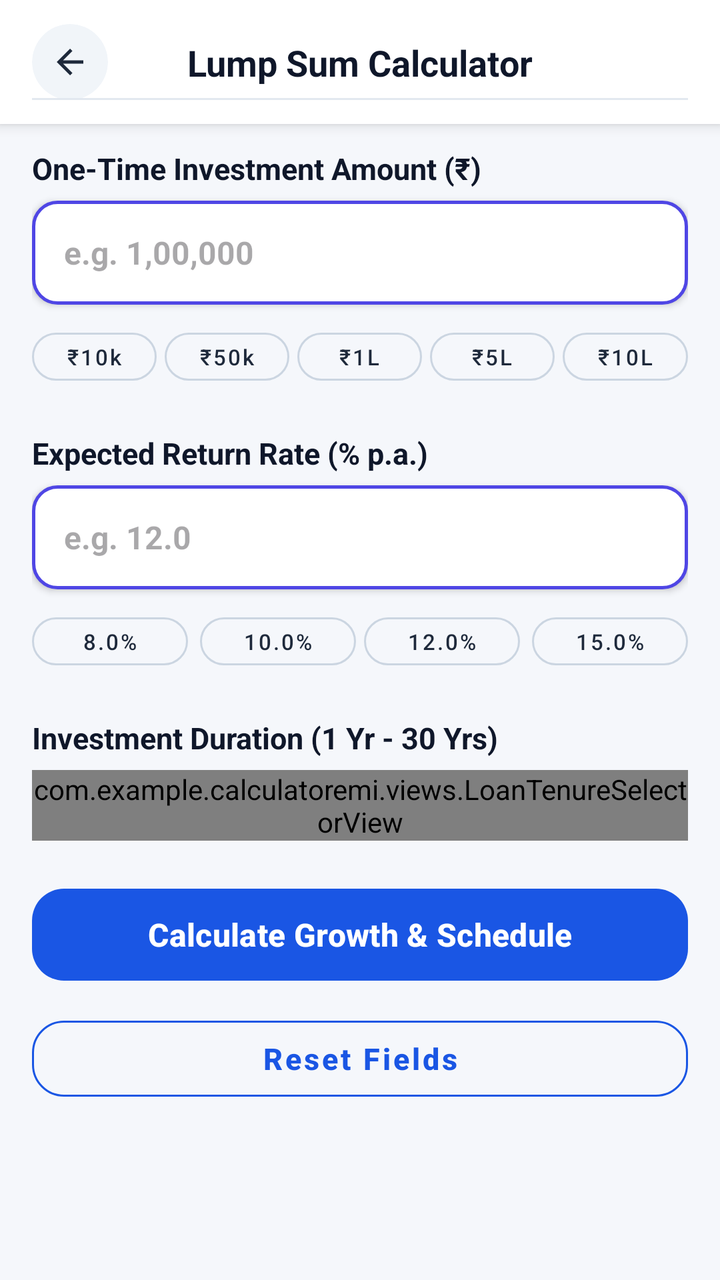
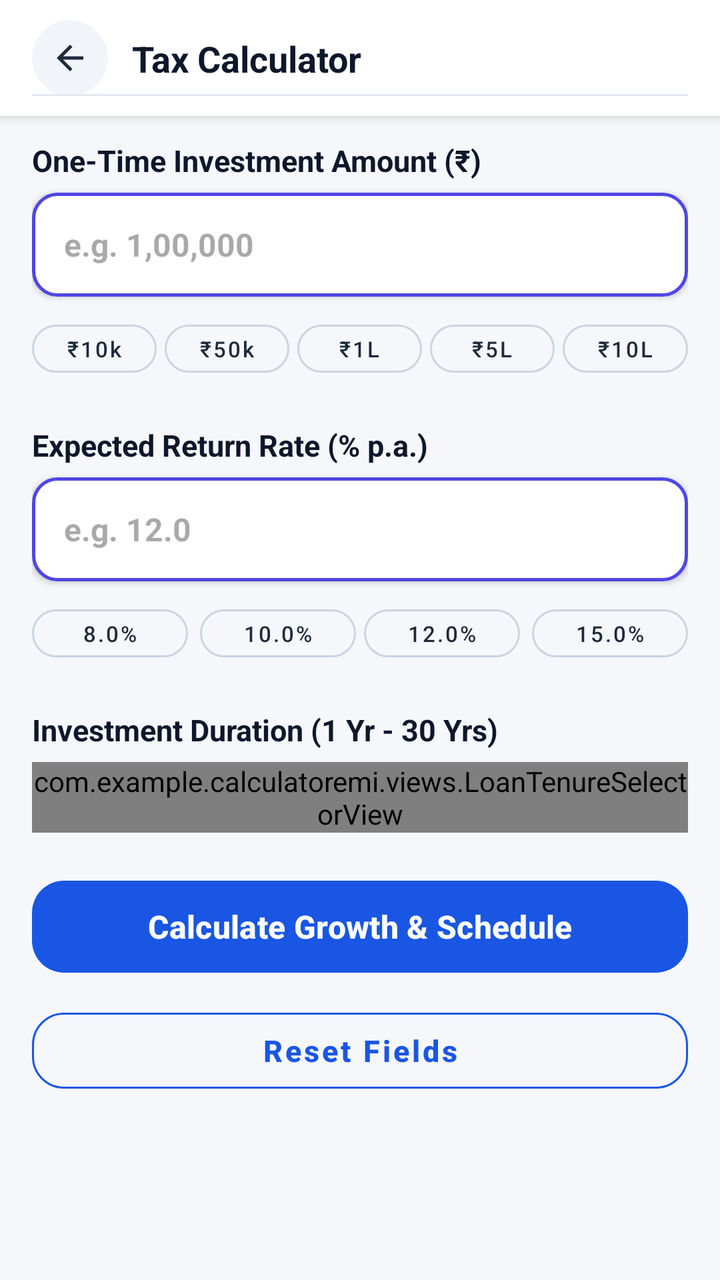

The first picture is an Android layout as it rendered before a commit; the second is the same layout after the commit. The layout source and the unified diff follow.
<!-- AndroidManifest.xml: application theme Theme.Calculatoremi -->
<!-- res/layout/activity_lumpsum_calculator.xml -->
<?xml version="1.0" encoding="utf-8"?>
<LinearLayout
    xmlns:android="http://schemas.android.com/apk/res/android"
    xmlns:app="http://schemas.android.com/apk/res-auto"
    android:layout_width="match_parent"
    android:layout_height="match_parent"
    android:background="#F5F7FB"
    android:orientation="vertical">

    
    <androidx.constraintlayout.widget.ConstraintLayout
        android:id="@+id/calculatorHeader"
        android:layout_width="match_parent"
        android:layout_height="wrap_content"
        android:minHeight="55dp"
        android:background="@android:color/white"
        android:elevation="4dp"
        android:paddingStart="16dp"
        android:paddingTop="12dp"
        android:paddingEnd="16dp"
        android:paddingBottom="12dp">

        <com.google.android.material.card.MaterialCardView
            android:id="@+id/btnBackContainer"
            android:layout_width="38dp"
            android:layout_height="38dp"
            app:cardBackgroundColor="#F1F5F9"
            app:cardCornerRadius="19dp"
            app:cardElevation="0dp"
            app:strokeWidth="0dp"
            app:layout_constraintBottom_toBottomOf="parent"
            app:layout_constraintStart_toStartOf="parent"
            app:layout_constraintTop_toTopOf="parent">

            <ImageView
                android:id="@+id/btnBack"
                android:layout_width="20dp"
                android:layout_height="20dp"
                android:layout_gravity="center"
                android:src="@drawable/ic_arrow_back"
                app:tint="#1E293B" />
        </com.google.android.material.card.MaterialCardView>

        <TextView
            android:id="@+id/txtTitle"
            android:layout_width="wrap_content"
            android:layout_height="wrap_content"
            android:text="Lump Sum Calculator"
            android:textColor="#0F172A"
            android:textSize="18sp"
            android:textStyle="bold"
            app:layout_constraintBottom_toBottomOf="parent"
            app:layout_constraintEnd_toEndOf="parent"
            app:layout_constraintStart_toStartOf="parent"
            app:layout_constraintTop_toTopOf="parent" />

        <View
            android:layout_width="match_parent"
            android:layout_height="1dp"
            android:background="#E2E8F0"
            app:layout_constraintBottom_toBottomOf="parent" />
    </androidx.constraintlayout.widget.ConstraintLayout>

    <androidx.core.widget.NestedScrollView
        android:id="@+id/scrollViewLumpsum"
        android:layout_width="match_parent"
        android:layout_height="0dp"
        android:layout_weight="1"
        android:clipToPadding="false"
        android:fillViewport="true"
        android:paddingBottom="36dp">

        <LinearLayout
            android:layout_width="match_parent"
            android:layout_height="wrap_content"
            android:orientation="vertical"
            android:paddingHorizontal="@dimen/screen_padding"
            android:paddingTop="12dp">

            
            <TextView
                android:layout_width="wrap_content"
                android:layout_height="wrap_content"
                android:layout_marginBottom="6dp"
                android:text="One-Time Investment Amount (₹)"
                android:textColor="#0F172A"
                android:textSize="15sp"
                android:textStyle="bold" />

            <EditText
                android:id="@+id/etLumpsumAmount"
                android:layout_width="match_parent"
                android:layout_height="52dp"
                android:background="@drawable/numeric_input_border"
                android:elevation="2dp"
                android:hint="e.g. 1,00,000"
                android:inputType="numberDecimal"
                android:paddingHorizontal="16dp"
                android:textColor="#0F172A"
                android:textSize="16sp"
                android:textStyle="bold" />

            
            <LinearLayout
                android:layout_width="match_parent"
                android:layout_height="wrap_content"
                android:layout_marginTop="8dp"
                android:layout_marginBottom="20dp"
                android:orientation="horizontal"
                android:weightSum="5">

                <com.google.android.material.button.MaterialButton
                    android:id="@+id/chipLump10k"
                    style="@style/Widget.MaterialComponents.Button.OutlinedButton"
                    android:layout_width="0dp"
                    android:layout_height="36dp"
                    android:layout_weight="1"
                    android:layout_marginEnd="2dp"
                    android:padding="0dp"
                    android:text="₹10k"
                    android:textAllCaps="false"
                    android:textColor="#1E293B"
                    android:textSize="11sp"
                    app:strokeColor="#CBD5E1"
                    app:cornerRadius="18dp" />

                <com.google.android.material.button.MaterialButton
                    android:id="@+id/chipLump50k"
                    style="@style/Widget.MaterialComponents.Button.OutlinedButton"
                    android:layout_width="0dp"
                    android:layout_height="36dp"
                    android:layout_weight="1"
                    android:layout_marginHorizontal="2dp"
                    android:padding="0dp"
                    android:text="₹50k"
                    android:textAllCaps="false"
                    android:textColor="#1E293B"
                    android:textSize="11sp"
                    app:strokeColor="#CBD5E1"
                    app:cornerRadius="18dp" />

                <com.google.android.material.button.MaterialButton
                    android:id="@+id/chipLump1L"
                    style="@style/Widget.MaterialComponents.Button.OutlinedButton"
                    android:layout_width="0dp"
                    android:layout_height="36dp"
                    android:layout_weight="1"
                    android:layout_marginHorizontal="2dp"
                    android:padding="0dp"
                    android:text="₹1L"
                    android:textAllCaps="false"
                    android:textColor="#1E293B"
                    android:textSize="11sp"
                    app:strokeColor="#CBD5E1"
                    app:cornerRadius="18dp" />

                <com.google.android.material.button.MaterialButton
                    android:id="@+id/chipLump5L"
                    style="@style/Widget.MaterialComponents.Button.OutlinedButton"
                    android:layout_width="0dp"
                    android:layout_height="36dp"
                    android:layout_weight="1"
                    android:layout_marginHorizontal="2dp"
                    android:padding="0dp"
                    android:text="₹5L"
                    android:textAllCaps="false"
                    android:textColor="#1E293B"
                    android:textSize="11sp"
                    app:strokeColor="#CBD5E1"
                    app:cornerRadius="18dp" />

                <com.google.android.material.button.MaterialButton
                    android:id="@+id/chipLump10L"
                    style="@style/Widget.MaterialComponents.Button.OutlinedButton"
                    android:layout_width="0dp"
                    android:layout_height="36dp"
                    android:layout_weight="1"
                    android:layout_marginStart="2dp"
                    android:padding="0dp"
                    android:text="₹10L"
                    android:textAllCaps="false"
                    android:textColor="#1E293B"
                    android:textSize="11sp"
                    app:strokeColor="#CBD5E1"
                    app:cornerRadius="18dp" />

            </LinearLayout>

            
            <TextView
                android:layout_width="wrap_content"
                android:layout_height="wrap_content"
                android:layout_marginBottom="6dp"
                android:text="Expected Return Rate (% p.a.)"
                android:textColor="#0F172A"
                android:textSize="15sp"
                android:textStyle="bold" />

            <EditText
                android:id="@+id/etLumpsumRate"
                android:layout_width="match_parent"
                android:layout_height="52dp"
                android:background="@drawable/numeric_input_border"
                android:elevation="2dp"
                android:hint="e.g. 12.0"
                android:inputType="numberDecimal"
                android:paddingHorizontal="16dp"
                android:textColor="#0F172A"
                android:textSize="16sp"
                android:textStyle="bold" />

            
            <LinearLayout
                android:layout_width="match_parent"
                android:layout_height="wrap_content"
                android:layout_marginTop="8dp"
                android:layout_marginBottom="20dp"
                android:orientation="horizontal"
                android:weightSum="4">

                <com.google.android.material.button.MaterialButton
                    android:id="@+id/chipRate8"
                    style="@style/Widget.MaterialComponents.Button.OutlinedButton"
                    android:layout_width="0dp"
                    android:layout_height="36dp"
                    android:layout_weight="1"
                    android:layout_marginEnd="4dp"
                    android:padding="0dp"
                    android:text="8.0%"
                    android:textAllCaps="false"
                    android:textColor="#1E293B"
                    android:textSize="11sp"
                    app:strokeColor="#CBD5E1"
                    app:cornerRadius="18dp" />

                <com.google.android.material.button.MaterialButton
                    android:id="@+id/chipRate10"
                    style="@style/Widget.MaterialComponents.Button.OutlinedButton"
                    android:layout_width="0dp"
                    android:layout_height="36dp"
                    android:layout_weight="1"
                    android:layout_marginHorizontal="2dp"
                    android:padding="0dp"
                    android:text="10.0%"
                    android:textAllCaps="false"
                    android:textColor="#1E293B"
                    android:textSize="11sp"
                    app:strokeColor="#CBD5E1"
                    app:cornerRadius="18dp" />

                <com.google.android.material.button.MaterialButton
                    android:id="@+id/chipRate12"
                    style="@style/Widget.MaterialComponents.Button.OutlinedButton"
                    android:layout_width="0dp"
                    android:layout_height="36dp"
                    android:layout_weight="1"
                    android:layout_marginHorizontal="2dp"
                    android:padding="0dp"
                    android:text="12.0%"
                    android:textAllCaps="false"
                    android:textColor="#1E293B"
                    android:textSize="11sp"
                    app:strokeColor="#CBD5E1"
                    app:cornerRadius="18dp" />

                <com.google.android.material.button.MaterialButton
                    android:id="@+id/chipRate15"
                    style="@style/Widget.MaterialComponents.Button.OutlinedButton"
                    android:layout_width="0dp"
                    android:layout_height="36dp"
                    android:layout_weight="1"
                    android:layout_marginStart="4dp"
                    android:padding="0dp"
                    android:text="15.0%"
                    android:textAllCaps="false"
                    android:textColor="#1E293B"
                    android:textSize="11sp"
                    app:strokeColor="#CBD5E1"
                    app:cornerRadius="18dp" />

            </LinearLayout>

            
            <RelativeLayout
                android:layout_width="match_parent"
                android:layout_height="wrap_content"
                android:layout_marginBottom="6dp">

                <TextView
                    android:id="@+id/txtLumpTermLabel"
                    android:layout_width="wrap_content"
                    android:layout_height="wrap_content"
                    android:layout_alignParentStart="true"
                    android:text="Investment Duration (1 Yr - 30 Yrs)"
                    android:textColor="#0F172A"
                    android:textSize="15sp"
                    android:textStyle="bold" />
            </RelativeLayout>

            <com.example.calculatoremi.views.LoanTenureSelectorView
                android:id="@+id/tenureSelector"
                android:layout_width="match_parent"
                android:layout_height="wrap_content"
                android:layout_marginBottom="20dp" />

            
            <com.google.android.material.button.MaterialButton
                android:id="@+id/btnCalculate"
                android:layout_width="match_parent"
                android:layout_height="54dp"
                android:text="Calculate Growth &amp; Schedule"
                android:textAllCaps="false"
                android:textSize="16sp"
                android:textStyle="bold"
                app:backgroundTint="#1A56E4"
                app:cornerRadius="16dp" />

            <com.google.android.material.button.MaterialButton
                android:id="@+id/btnReset"
                style="@style/Widget.MaterialComponents.Button.OutlinedButton"
                android:layout_width="match_parent"
                android:layout_height="50dp"
                android:layout_marginTop="10dp"
                android:text="Reset Fields"
                android:textAllCaps="false"
                android:textColor="#1A56E4"
                android:textSize="15sp"
                android:textStyle="bold"
                app:cornerRadius="16dp"
                app:strokeColor="#1A56E4" />

        </LinearLayout>
    </androidx.core.widget.NestedScrollView>

</LinearLayout>
<!-- resources referenced by this layout -->
<resources>
  <dimen name="screen_padding">16dp</dimen>
  <!-- drawable ic_arrow_back (drawable) -->
  <vector xmlns:android="http://schemas.android.com/apk/res/android"
      android:width="24dp"
      android:height="24dp"
      android:viewportWidth="960"
      android:viewportHeight="960">
    <path
        android:pathData="m313,520 l224,224 -57,56 -320,-320 320,-320 57,56 -224,224h487v80L313,520Z"
        android:fillColor="#e3e3e3"/>
  </vector>
  <!-- drawable numeric_input_border (drawable) -->
  <?xml version="1.0" encoding="utf-8"?>
  <shape xmlns:android="http://schemas.android.com/apk/res/android"
      android:shape="rectangle">
  
      <solid android:color="@color/white"/>
  
      <stroke
          android:width="1.5dp"
          android:color="#4F46E5"/>
  
      <corners android:radius="12dp"/>
  </shape>
  <style name="Theme.Calculatoremi" parent="Base.Theme.Calculatoremi" />
  <color name="white">#FFFFFFFF</color>
  <style name="Base.Theme.Calculatoremi" parent="Theme.Material3.DayNight.NoActionBar">
          <item name="android:statusBarColor">@android:color/transparent</item>
          <item name="android:navigationBarColor">@android:color/transparent</item>
          <item name="android:windowLightStatusBar">false</item>
          <item name="android:windowLightNavigationBar">true</item>
          <item name="colorPrimary">@color/primary</item>
          <item name="colorOnPrimary">#FFFFFF</item>
          <item name="colorSecondary">@color/gradient_accent</item>
          <item name="colorOnSecondary">#FFFFFF</item>
      </style>
  <color name="primary">#4F46E5</color>
  <color name="gradient_accent">#818CF8</color>
</resources>

<!-- the commit's change to res/layout/activity_lumpsum_calculator.xml (unified diff, before → after) -->
@@ -8,58 +8,7 @@
     android:orientation="vertical">
 
     
-    <androidx.constraintlayout.widget.ConstraintLayout
-        android:id="@+id/calculatorHeader"
-        android:layout_width="match_parent"
-        android:layout_height="wrap_content"
-        android:minHeight="55dp"
-        android:background="@android:color/white"
-        android:elevation="4dp"
-        android:paddingStart="16dp"
-        android:paddingTop="12dp"
-        android:paddingEnd="16dp"
-        android:paddingBottom="12dp">
-
-        <com.google.android.material.card.MaterialCardView
-            android:id="@+id/btnBackContainer"
-            android:layout_width="38dp"
-            android:layout_height="38dp"
-            app:cardBackgroundColor="#F1F5F9"
-            app:cardCornerRadius="19dp"
-            app:cardElevation="0dp"
-            app:strokeWidth="0dp"
-            app:layout_constraintBottom_toBottomOf="parent"
-            app:layout_constraintStart_toStartOf="parent"
-            app:layout_constraintTop_toTopOf="parent">
-
-            <ImageView
-                android:id="@+id/btnBack"
-                android:layout_width="20dp"
-                android:layout_height="20dp"
-                android:layout_gravity="center"
-                android:src="@drawable/ic_arrow_back"
-                app:tint="#1E293B" />
-        </com.google.android.material.card.MaterialCardView>
-
-        <TextView
-            android:id="@+id/txtTitle"
-            android:layout_width="wrap_content"
-            android:layout_height="wrap_content"
-            android:text="Lump Sum Calculator"
-            android:textColor="#0F172A"
-            android:textSize="18sp"
-            android:textStyle="bold"
-            app:layout_constraintBottom_toBottomOf="parent"
-            app:layout_constraintEnd_toEndOf="parent"
-            app:layout_constraintStart_toStartOf="parent"
-            app:layout_constraintTop_toTopOf="parent" />
-
-        <View
-            android:layout_width="match_parent"
-            android:layout_height="1dp"
-            android:background="#E2E8F0"
-            app:layout_constraintBottom_toBottomOf="parent" />
-    </androidx.constraintlayout.widget.ConstraintLayout>
+    <include layout="@layout/layout_calculator_header" />
 
     <androidx.core.widget.NestedScrollView
         android:id="@+id/scrollViewLumpsum"
@@ -333,3 +282,63 @@
     </androidx.core.widget.NestedScrollView>
 
 </LinearLayout>
+<!-- res/layout/layout_calculator_header.xml (included above) -->
+<?xml version="1.0" encoding="utf-8"?>
+<androidx.constraintlayout.widget.ConstraintLayout xmlns:android="http://schemas.android.com/apk/res/android"
+    xmlns:app="http://schemas.android.com/apk/res-auto"
+    android:id="@+id/calculatorHeader"
+    android:layout_width="match_parent"
+    android:layout_height="wrap_content"
+    android:minHeight="56dp"
+    android:background="@android:color/white"
+    android:elevation="4dp"
+    android:paddingStart="16dp"
+    android:paddingEnd="16dp"
+    android:paddingTop="10dp"
+    android:paddingBottom="10dp">
+
+    <com.google.android.material.card.MaterialCardView
+        android:id="@+id/btnBackContainer"
+        android:layout_width="38dp"
+        android:layout_height="38dp"
+        app:cardBackgroundColor="#F1F5F9"
+        app:cardCornerRadius="19dp"
+        app:cardElevation="0dp"
+        app:strokeWidth="0dp"
+        app:layout_constraintBottom_toBottomOf="parent"
+        app:layout_constraintStart_toStartOf="parent"
+        app:layout_constraintTop_toTopOf="parent">
+
+        <ImageView
+            android:id="@+id/btnBack"
+            android:layout_width="20dp"
+            android:layout_height="20dp"
+            android:layout_gravity="center"
+            android:src="@drawable/ic_arrow_back"
+            app:tint="#1E293B" />
+    </com.google.android.material.card.MaterialCardView>
+
+    <TextView
+        android:id="@+id/txtTitle"
+        android:layout_width="0dp"
+        android:layout_height="wrap_content"
+        android:layout_marginStart="12dp"
+        android:layout_marginEnd="12dp"
+        android:text="Tax Calculator"
+        android:textColor="#0F172A"
+        android:textSize="18sp"
+        android:textStyle="bold"
+        android:maxLines="1"
+        android:ellipsize="end"
+        app:layout_constraintBottom_toBottomOf="parent"
+        app:layout_constraintEnd_toEndOf="parent"
+        app:layout_constraintStart_toEndOf="@id/btnBackContainer"
+        app:layout_constraintTop_toTopOf="parent" />
+
+    <View
+        android:layout_width="match_parent"
+        android:layout_height="1dp"
+        android:background="#E2E8F0"
+        app:layout_constraintBottom_toBottomOf="parent" />
+
+</androidx.constraintlayout.widget.ConstraintLayout>
<!-- resource entries referenced after the edit -->
@@ -29,7 +29,7 @@
   <style name="Base.Theme.Calculatoremi" parent="Theme.Material3.DayNight.NoActionBar">
           <item name="android:statusBarColor">@android:color/transparent</item>
           <item name="android:navigationBarColor">@android:color/transparent</item>
-          <item name="android:windowLightStatusBar">false</item>
+          <item name="android:windowLightStatusBar">true</item>
           <item name="android:windowLightNavigationBar">true</item>
           <item name="colorPrimary">@color/primary</item>
           <item name="colorOnPrimary">#FFFFFF</item>
